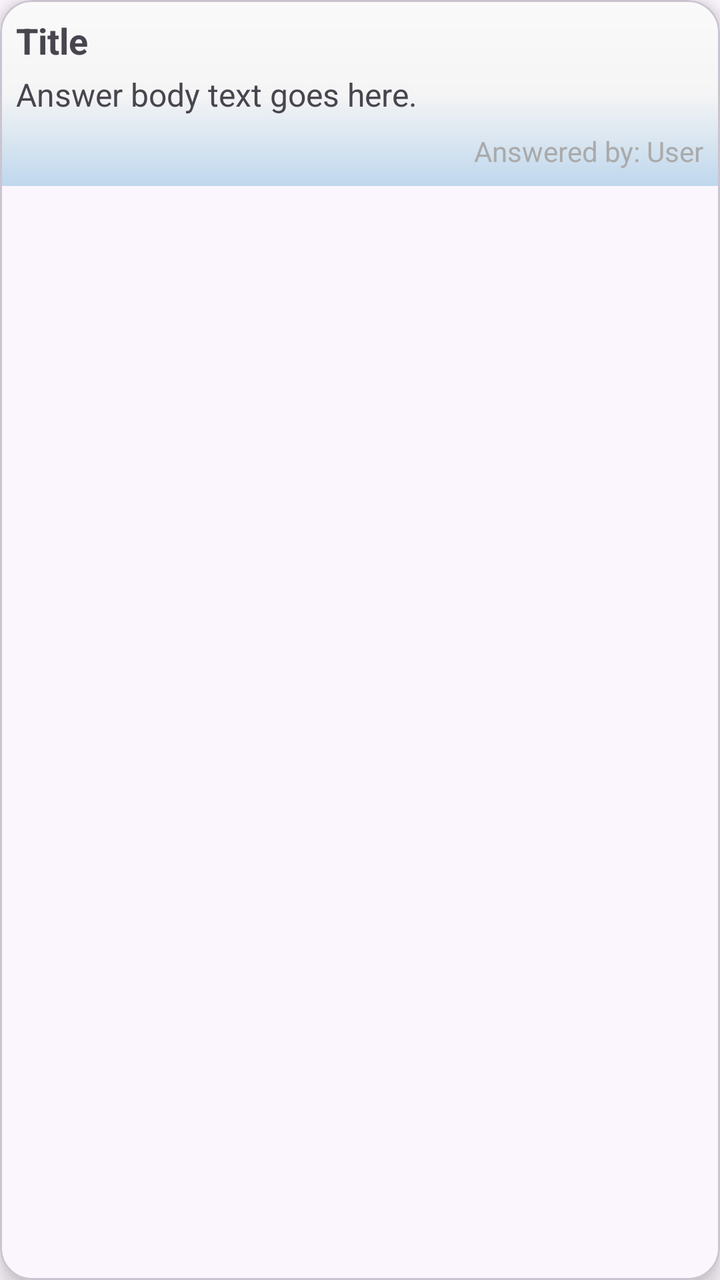
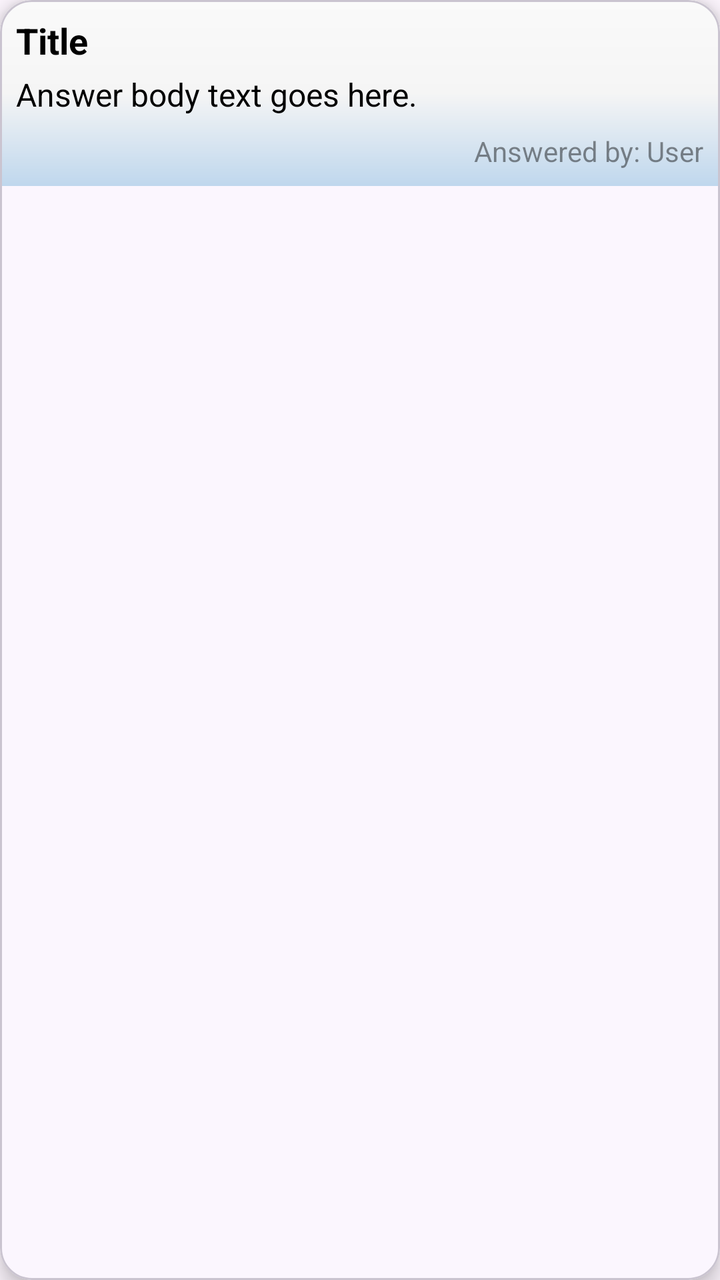

Screens rendered from an Android XML layout before and after an edit, with the pre-edit source and the edit as a unified diff.
<!-- AndroidManifest.xml: application theme Theme.HappyPets -->
<!-- res/layout/answer_item.xml -->
<?xml version="1.0" encoding="utf-8"?>
<com.google.android.material.card.MaterialCardView xmlns:android="http://schemas.android.com/apk/res/android"
    xmlns:app="http://schemas.android.com/apk/res-auto"
    android:layout_width="match_parent"
    android:layout_height="wrap_content"
    android:layout_margin="4dp"
    android:orientation="horizontal"
    app:cardCornerRadius="16dp"
    app:cardElevation="6dp"
    android:keepScreenOn="true">

    <RelativeLayout
        android:layout_width="match_parent"
        android:layout_height="wrap_content"
        android:background="@drawable/grad_bg"
        android:padding="8dp">


        <com.google.android.material.textview.MaterialTextView
            android:id="@+id/txt_answer_title"
            android:layout_width="match_parent"
            android:layout_height="wrap_content"
            android:text="Title"
            android:textStyle="bold"
            android:textSize="18sp"
            android:layout_marginBottom="4dp"
            android:layout_alignParentStart="true" />


        <com.google.android.material.textview.MaterialTextView
            android:id="@+id/txt_answer_body"
            android:layout_width="match_parent"
            android:layout_height="wrap_content"
            android:layout_below="@id/txt_answer_title"
            android:text="Answer body text goes here."
            android:textSize="16sp"
            android:layout_marginBottom="8dp"
            android:layout_marginEnd="50dp" />


        <com.google.android.material.textview.MaterialTextView
            android:id="@+id/txt_answered_by"
            android:layout_width="wrap_content"
            android:layout_height="wrap_content"
            android:layout_alignParentEnd="true"
            android:layout_below="@id/txt_answer_body"
            android:text="Answered by: User"
            android:textSize="14sp"
            android:textColor="@android:color/darker_gray" />
    </RelativeLayout>

</com.google.android.material.card.MaterialCardView>
<!-- resources referenced by this layout -->
<resources>
  <!-- drawable grad_bg (drawable) -->
  <shape xmlns:android="http://schemas.android.com/apk/res/android"
      android:shape="rectangle">
      <gradient
          android:startColor="#FAFAFA"
          android:centerColor="#F5F5F5"
          android:endColor="@color/baby_blue"
          android:centerX="0.5"
          android:angle="270" />
  </shape>
  <style name="Theme.HappyPets" parent="Base.Theme.HappyPets" />
  <color name="baby_blue">#BFD7ED</color>
  <style name="Base.Theme.HappyPets" parent="Theme.Material3.DayNight.NoActionBar">
          <item name="colorPrimary">@color/app_bg_color</item>
  
      </style>
  <color name="app_bg_color">#EAF3FA</color>
</resources>

<!-- the commit's change to res/layout/answer_item.xml (unified diff, before → after) -->
@@ -4,10 +4,10 @@
     android:layout_width="match_parent"
     android:layout_height="wrap_content"
     android:layout_margin="4dp"
+    android:keepScreenOn="true"
     android:orientation="horizontal"
     app:cardCornerRadius="16dp"
-    app:cardElevation="6dp"
-    android:keepScreenOn="true">
+    app:cardElevation="6dp">
 
     <RelativeLayout
         android:layout_width="match_parent"
@@ -20,11 +20,12 @@
             android:id="@+id/txt_answer_title"
             android:layout_width="match_parent"
             android:layout_height="wrap_content"
+            android:layout_alignParentStart="true"
+            android:layout_marginBottom="4dp"
             android:text="Title"
-            android:textStyle="bold"
+            android:textColor="@color/black"
             android:textSize="18sp"
-            android:layout_marginBottom="4dp"
-            android:layout_alignParentStart="true" />
+            android:textStyle="bold" />
 
 
         <com.google.android.material.textview.MaterialTextView
@@ -32,21 +33,23 @@
             android:layout_width="match_parent"
             android:layout_height="wrap_content"
             android:layout_below="@id/txt_answer_title"
+            android:layout_marginEnd="50dp"
+            android:layout_marginBottom="8dp"
+            android:textColor="@color/black"
             android:text="Answer body text goes here."
-            android:textSize="16sp"
-            android:layout_marginBottom="8dp"
-            android:layout_marginEnd="50dp" />
+            android:textSize="16sp" />
 
 
         <com.google.android.material.textview.MaterialTextView
             android:id="@+id/txt_answered_by"
             android:layout_width="wrap_content"
             android:layout_height="wrap_content"
+            android:layout_below="@id/txt_answer_body"
             android:layout_alignParentEnd="true"
-            android:layout_below="@id/txt_answer_body"
             android:text="Answered by: User"
-            android:textSize="14sp"
-            android:textColor="@android:color/darker_gray" />
+            android:textColor="@color/black"
+            android:alpha=".45"
+            android:textSize="14sp" />
     </RelativeLayout>
 
 </com.google.android.material.card.MaterialCardView>
<!-- resource entries referenced after the edit -->
@@ -1,5 +1,6 @@
 <!-- resources referenced by this layout -->
 <resources>
+  <color name="black">#FF000000</color>
   <!-- drawable grad_bg (drawable) -->
   <shape xmlns:android="http://schemas.android.com/apk/res/android"
       android:shape="rectangle">
